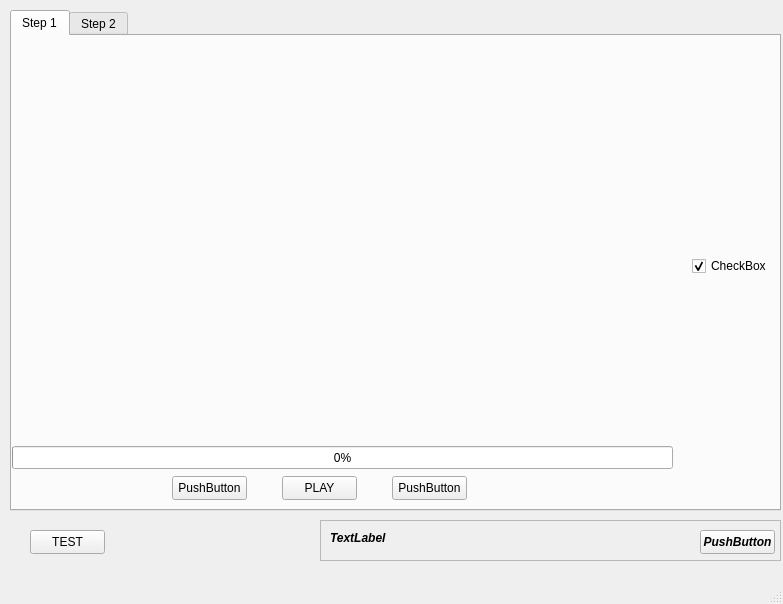
This is AIWake_app.ui in Kirkuss/TFG as Qt 5 draws it before an edit. The edited form follows.
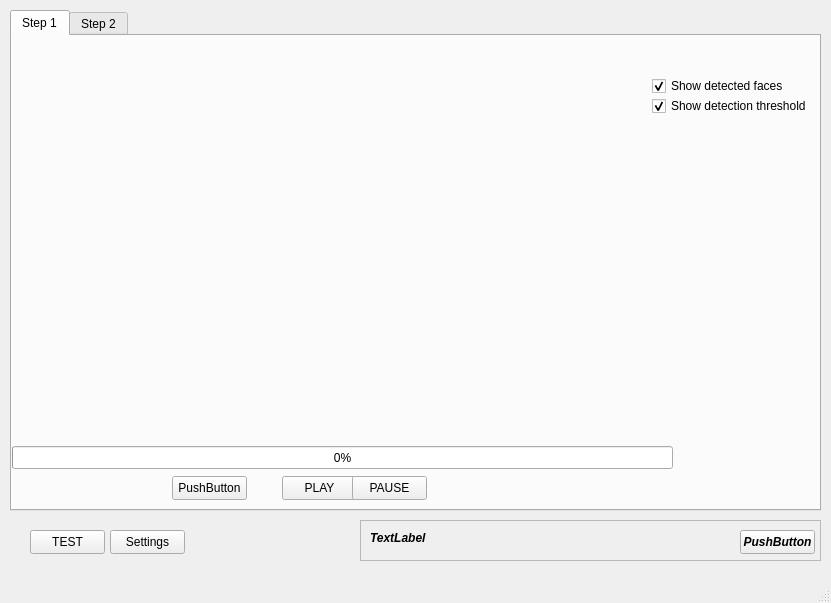
This is the edited form.

Commit message: options + pause

```diff
--- a/AIWake_app.ui
+++ b/AIWake_app.ui
@@ -6,8 +6,8 @@
    <rect>
     <x>0</x>
     <y>0</y>
-    <width>783</width>
-    <height>604</height>
+    <width>831</width>
+    <height>603</height>
    </rect>
   </property>
   <property name="sizePolicy">
@@ -41,7 +41,7 @@
      <rect>
       <x>10</x>
       <y>10</y>
-      <width>771</width>
+      <width>811</width>
       <height>501</height>
      </rect>
     </property>
@@ -55,14 +55,14 @@
      <widget class="QCheckBox" name="showBoxesCb">
       <property name="geometry">
        <rect>
-        <x>680</x>
-        <y>220</y>
-        <width>76</width>
+        <x>640</x>
+        <y>60</y>
+        <width>161</width>
         <height>20</height>
        </rect>
       </property>
       <property name="text">
-       <string>CheckBox</string>
+       <string>Show detection threshold</string>
       </property>
       <property name="checked">
        <bool>true</bool>
@@ -113,14 +113,14 @@
      <widget class="QPushButton" name="pushButton_4">
       <property name="geometry">
        <rect>
-        <x>380</x>
+        <x>340</x>
         <y>440</y>
         <width>75</width>
         <height>24</height>
        </rect>
       </property>
       <property name="text">
-       <string>PushButton</string>
+       <string>PAUSE</string>
       </property>
      </widget>
      <widget class="QProgressBar" name="step1Pb">
@@ -136,6 +136,22 @@
        <number>0</number>
       </property>
      </widget>
+     <widget class="QCheckBox" name="showDetailedCb">
+      <property name="geometry">
+       <rect>
+        <x>640</x>
+        <y>40</y>
+        <width>161</width>
+        <height>20</height>
+       </rect>
+      </property>
+      <property name="text">
+       <string>Show detected faces</string>
+      </property>
+      <property name="checked">
+       <bool>true</bool>
+      </property>
+     </widget>
     </widget>
     <widget class="QWidget" name="step2Tab">
      <attribute name="title">
@@ -146,7 +162,7 @@
    <widget class="QFrame" name="frame">
     <property name="geometry">
      <rect>
-      <x>320</x>
+      <x>360</x>
       <y>520</y>
       <width>461</width>
       <height>41</height>
@@ -191,6 +207,19 @@
      </property>
     </widget>
    </widget>
+   <widget class="QPushButton" name="settingsBt">
+    <property name="geometry">
+     <rect>
+      <x>110</x>
+      <y>530</y>
+      <width>75</width>
+      <height>24</height>
+     </rect>
+    </property>
+    <property name="text">
+     <string>Settings</string>
+    </property>
+   </widget>
   </widget>
   <widget class="QMenuBar" name="menubar">
    <property name="geometry">
```
Left out of the diff: 4 changed lines with no effect on the pictures. The commit also changes 9 other files.
